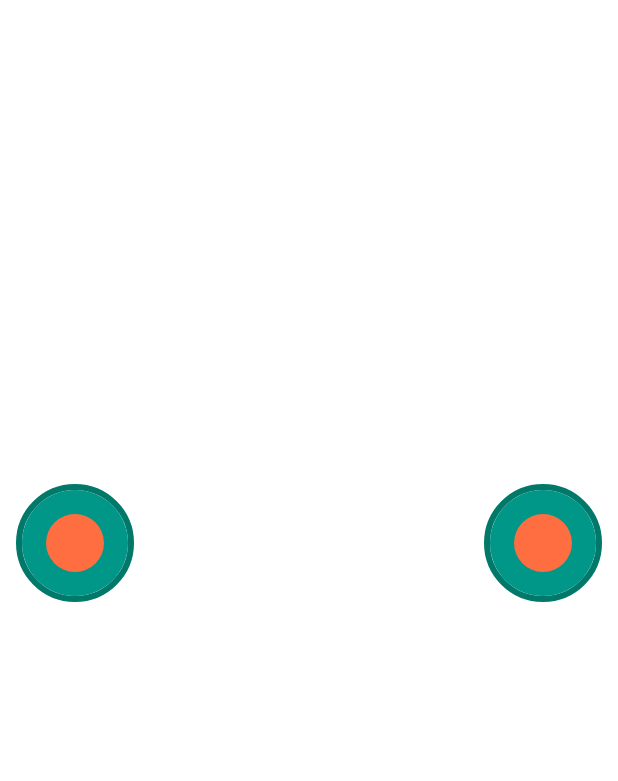
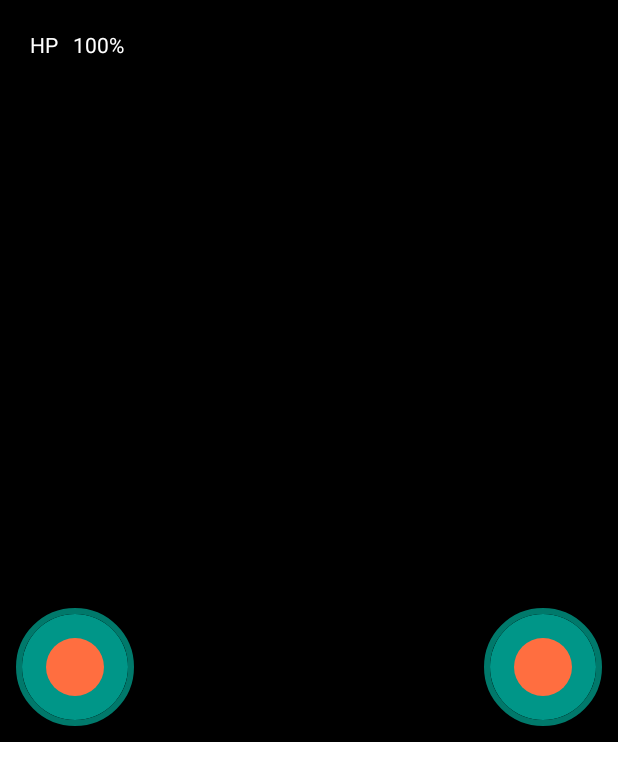
Before and after one commit to willigro/TestingMultiplayerTickGame, an Android app: the layout activity_match.xml on its own in the app's theme, with its tools: preview values and no code run, on a phone screen of 412 x 824 dp. Shown: the top 781 px of the screen. Run offline under Robolectric (Android 15) with nearby library versions, the phone set to English and light mode, and no system bars.

Commit message:
Showing the host player HP and the players name
Signed-off-by: Rittmann <willirittmann@outlook.com>

```diff
--- a/app/src/main/java/com/rittmann/myapplication/main/core/GamePanel.kt
+++ b/app/src/main/java/com/rittmann/myapplication/main/core/GamePanel.kt
@@ -8,7 +8,6 @@ import android.view.SurfaceHolder
 import android.view.SurfaceView
 import com.rittmann.myapplication.main.draw.DrawObject
 import com.rittmann.myapplication.main.entity.Player
-import com.rittmann.myapplication.main.entity.Position
 import com.rittmann.myapplication.main.match.MatchEvents
 import com.rittmann.myapplication.main.scene.SceneManager
 import com.rittmann.myapplication.main.entity.server.WorldState
@@ -80,8 +79,8 @@ class GamePanel(
         sceneManager.onJoystickAimChanged(angle, strength)
     }
 
-    fun getPlayerPosition(): Position {
-        return sceneManager.getPlayerPosition()
+    fun getPlayer(): Player? {
+        return sceneManager.getPlayer()
     }
 
     fun playerDisconnected(id: String) {
--- a/app/src/main/java/com/rittmann/myapplication/main/match/MatchEvents.kt
+++ b/app/src/main/java/com/rittmann/myapplication/main/match/MatchEvents.kt
@@ -5,4 +5,5 @@ import com.rittmann.myapplication.main.entity.Bullet
 interface MatchEvents {
     fun shoot(bullet: Bullet)
     fun update()
+    fun draw()
 }
--- a/app/src/main/java/com/rittmann/myapplication/main/scene/Scene.kt
+++ b/app/src/main/java/com/rittmann/myapplication/main/scene/Scene.kt
@@ -15,8 +15,8 @@ interface Scene {
     fun ownPlayerCreated(player: Player)
     fun newPlayerConnected(player: Player)
     fun playerDisconnected(id: String)
+    fun getPlayer(): Player?
     fun onJoystickMovementChanged(angle: Double, strength: Double)
     fun onJoystickAimChanged(angle: Double, strength: Double)
-    fun getPlayerPosition(): Position
     fun onPlayerUpdate(worldState: WorldState)
 }
--- a/app/src/main/res/layout/activity_match.xml
+++ b/app/src/main/res/layout/activity_match.xml
@@ -12,7 +12,37 @@
         android:layout_width="match_parent"
         android:layout_height="0dp"
         app:layout_constraintBottom_toBottomOf="@id/guideline"
-        app:layout_constraintTop_toTopOf="parent" />
+        app:layout_constraintTop_toTopOf="parent"
+        tools:background="@color/black" />
+
+    <androidx.constraintlayout.widget.ConstraintLayout
+        android:id="@+id/container_interface"
+        android:layout_width="match_parent"
+        android:layout_height="0dp"
+        app:layout_constraintBottom_toBottomOf="@id/container"
+        app:layout_constraintTop_toTopOf="@id/container">
+
+        <TextView
+            android:id="@+id/txt_label_hp"
+            android:layout_width="wrap_content"
+            android:layout_height="wrap_content"
+            android:layout_margin="20dp"
+            android:text="@string/match_interface_label_hp"
+            android:textColor="@color/white"
+            app:layout_constraintStart_toStartOf="parent"
+            app:layout_constraintTop_toTopOf="parent" />
+
+        <TextView
+            android:id="@+id/txt_value_hp"
+            android:layout_width="wrap_content"
+            android:layout_height="wrap_content"
+            android:layout_marginStart="10dp"
+            android:text="@string/match_interface_initial_value_hp"
+            android:textColor="@color/white"
+            app:layout_constraintStart_toEndOf="@id/txt_label_hp"
+            app:layout_constraintTop_toTopOf="@id/txt_label_hp" />
+
+    </androidx.constraintlayout.widget.ConstraintLayout>
 
     <com.rittmann.myapplication.main.components.JoystickView
         android:id="@+id/joystick_left"
@@ -31,7 +61,7 @@
         android:layout_width="match_parent"
         android:layout_height="wrap_content"
         android:orientation="horizontal"
-        app:layout_constraintGuide_percent=".5" />
+        app:layout_constraintGuide_percent=".6" />
 
     <ListView
         android:id="@+id/container_log"
--- a/app/src/main/res/values/strings.xml
+++ b/app/src/main/res/values/strings.xml
@@ -1,3 +1,8 @@
 <resources>
     <string name="app_name">My Application</string>
+
+    <!-- Match Interface -->
+    <string name="match_interface_label_hp">HP</string>
+
+    <string name="match_interface_initial_value_hp">100%</string>
 </resources>
```
Also changed, not shown: app/src/main/java/com/rittmann/myapplication/main/entity/Player.kt (+45 -20 lines), app/src/main/java/com/rittmann/myapplication/main/match/screen/MatchActivity.kt (+19 -3 lines), app/src/main/java/com/rittmann/myapplication/main/scene/SceneMain.kt (+4 -4 lines), app/src/main/java/com/rittmann/myapplication/main/scene/SceneManager.kt (+4 -6 lines).
